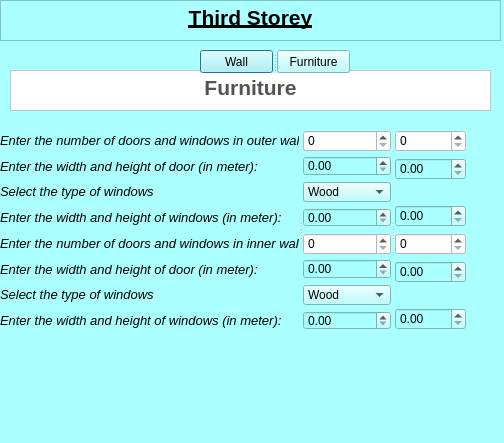
This is thirdstorey.ui in ch-ankit/HCCE as Qt 5 draws it before an edit. The edited form follows.
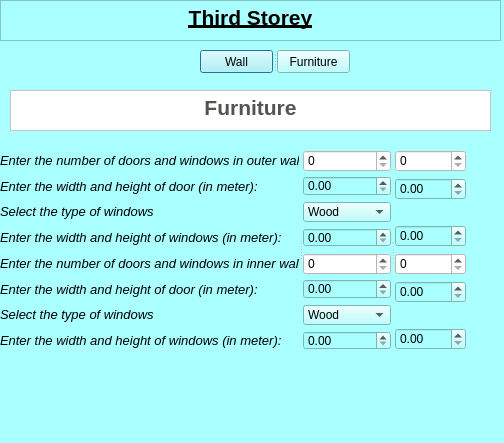
This is the edited form.

Patch:
```diff
--- a/thirdstorey.ui
+++ b/thirdstorey.ui
@@ -20,11 +20,17 @@
    <property name="geometry">
     <rect>
      <x>0</x>
-     <y>70</y>
+     <y>90</y>
      <width>491</width>
      <height>281</height>
     </rect>
    </property>
+   <property name="maximumSize">
+    <size>
+     <width>16777215</width>
+     <height>16777215</height>
+    </size>
+   </property>
    <property name="styleSheet">
     <string notr="true">background-color: rgb(170, 255, 255)</string>
    </property>
```
